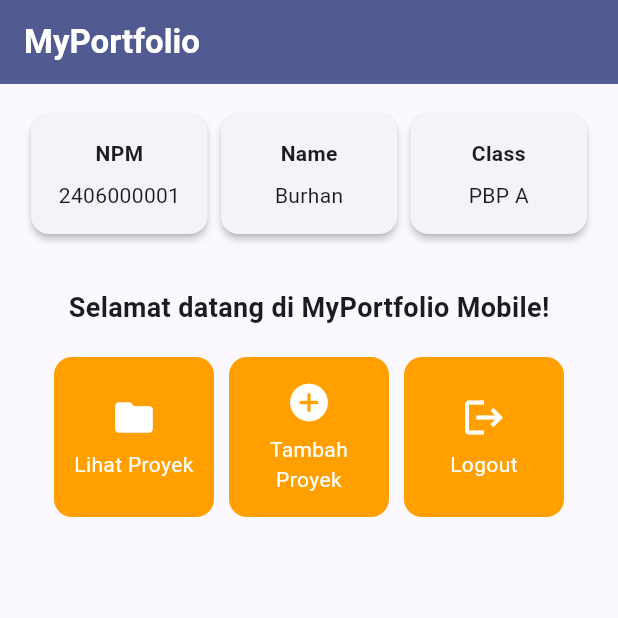
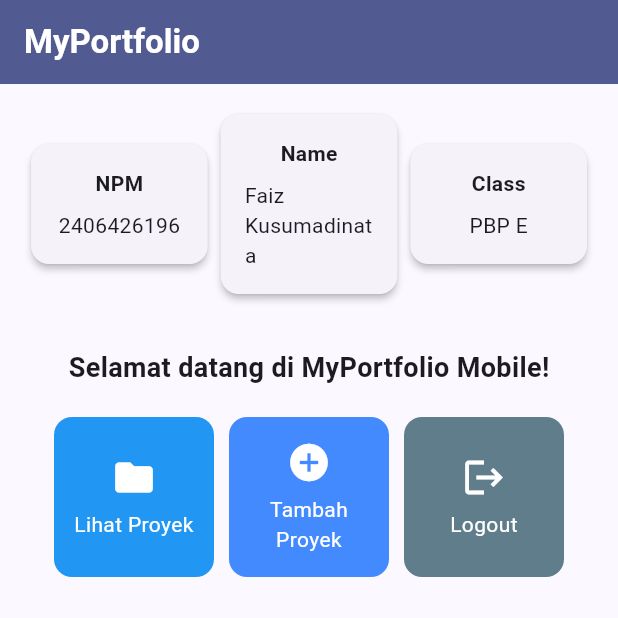
Before and after one commit to FaizKusumadinata/myportofolio_mobile, a Flutter app: the screen it shows after launch, on a phone screen of 412 x 824 dp, the top half of it. Run offline on Flutter 3.47's test engine with Material 3 defaults, Android fonts, the phone set to English and light mode, and no system bars.

Commit message:
Changed Item Button Colors

```diff
--- a/lib/main.dart
+++ b/lib/main.dart
@@ -14,7 +14,7 @@ class MyApp extends StatelessWidget {
     return MaterialApp(
       title:'Myportofolio',
       theme: ThemeData(
-        colorScheme: ColorScheme.fromSeed(seedColor: Colors.indigo, secondary: Colors.amber[700]),
+        colorScheme: ColorScheme.fromSeed(seedColor: Colors.indigo, secondary: const Color.fromARGB(255, 110, 193, 248)),
         useMaterial3: true,
       ),
       home:MyHomePage(),
--- a/lib/menu.dart
+++ b/lib/menu.dart
@@ -2,18 +2,18 @@ import 'package:flutter/material.dart';
 
 class MyHomePage extends StatelessWidget {
   MyHomePage({super.key});
-  final String npm = "2406000001";
-  final String nama = "Burhan";
-  final String kelas = "PBP A";
+  final String npm = "2406426196";
+  final String nama = "Faiz Kusumadinata";
+  final String kelas = "PBP E";
 
   final List<ItemHomepage> items = [
-    ItemHomepage("Lihat Proyek", Icons.folder),
-    ItemHomepage("Tambah Proyek", Icons.add_circle),
-    ItemHomepage("Logout", Icons.logout),
+    ItemHomepage("Lihat Proyek", Icons.folder, Colors.blue),
+    ItemHomepage("Tambah Proyek", Icons.add_circle, Colors.blueAccent),
+    ItemHomepage("Logout", Icons.logout, Colors.blueGrey),
   ];
 
 
-    @override
+  @override
   Widget build(BuildContext context) {
     // Scaffold menyediakan struktur visual dasar halaman (AppBar, Body, SnackBar).
     return Scaffold(
@@ -119,8 +119,9 @@ class InfoCard extends StatelessWidget {
 class ItemHomepage {
   final String name;
   final IconData icon;
+  final Color color;
 
-  ItemHomepage(this.name, this.icon);
+  ItemHomepage(this.name, this.icon, this.color);
 }
 
 class ItemCard extends StatelessWidget {
@@ -132,7 +133,7 @@ class ItemCard extends StatelessWidget {
   Widget build(BuildContext context) {
     return Material(
       // Menggunakan warna sekunder dari skema tema aplikasi.
-      color: Theme.of(context).colorScheme.secondary,
+      color: item.color,
       borderRadius: BorderRadius.circular(12),
       child: InkWell(
         // Aksi ketika kartu ditekan oleh pengguna.
```
Also changed, not shown: 1 other file.
